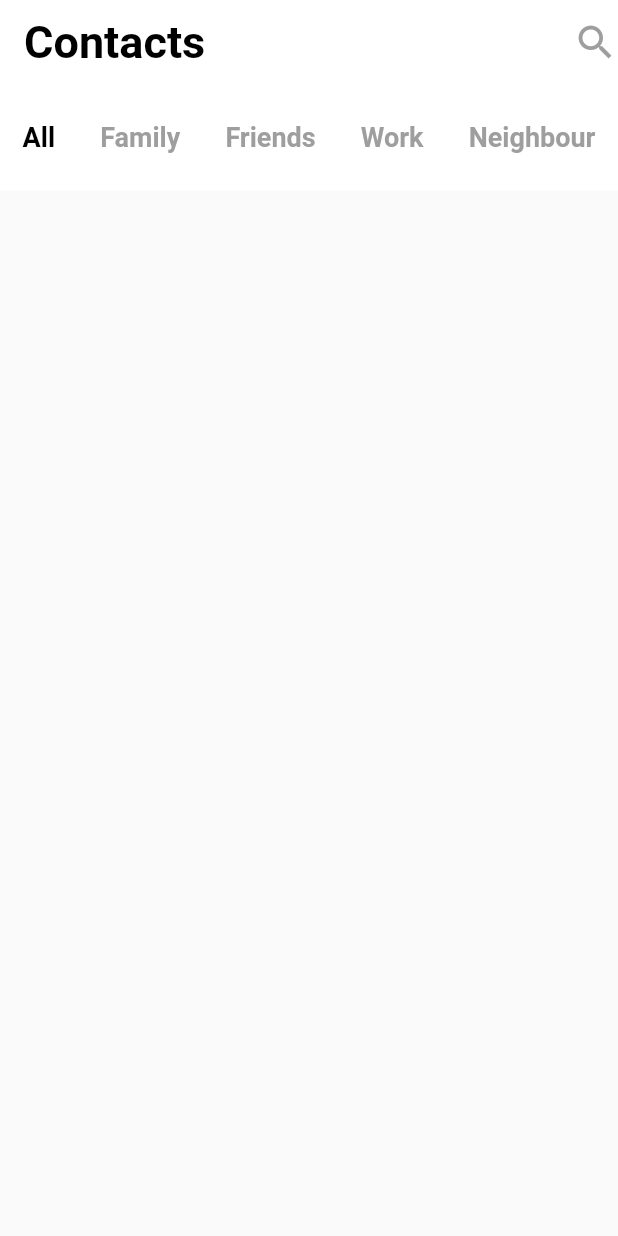
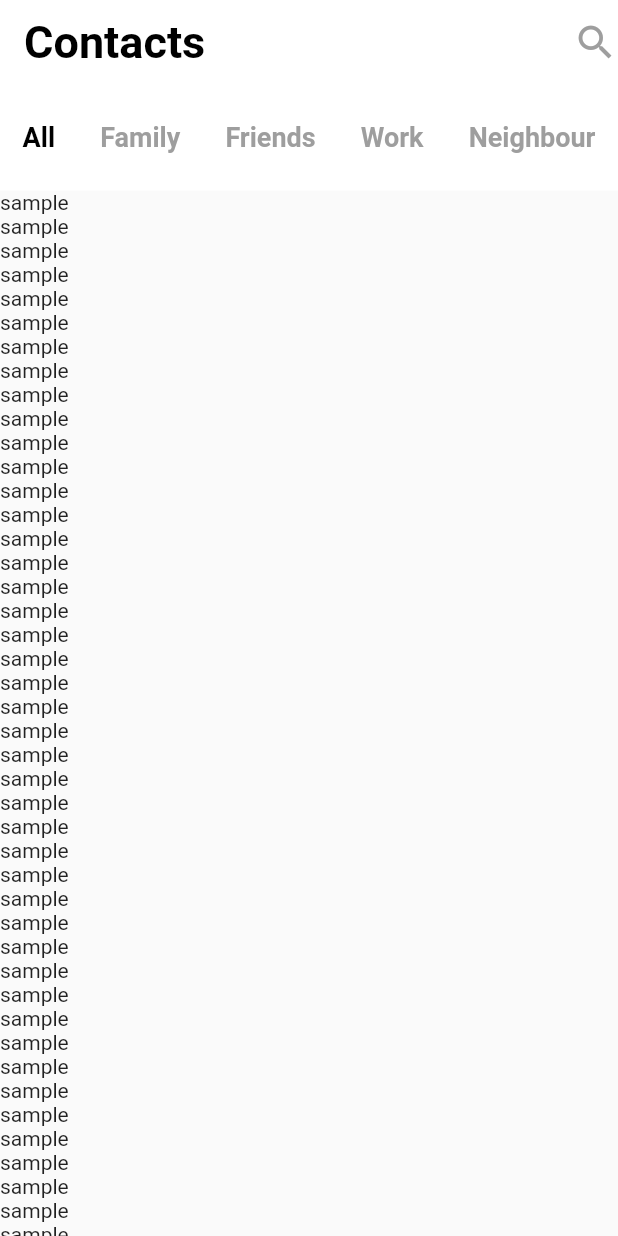
Before and after one commit to tajulasri/flutter-traning, a Flutter app: the screen it shows after launch, on a phone screen of 412 x 824 dp. Run offline on Flutter 3.47's test engine with Material 2 defaults, Android fonts, the phone set to English and light mode, and no system bars.

Commit message:
container wrap listview

```diff
--- a/lib/main.dart
+++ b/lib/main.dart
@@ -93,6 +93,9 @@ class _MyHomePageState extends State<MyHomePage> {
         ],
       ),
       body: Container(
+        child: Column(
+          children: <Widget>[
+            Container(
               color: Colors.white,
               padding: EdgeInsets.symmetric(vertical: 25),
               child: Row(
@@ -117,6 +120,31 @@ class _MyHomePageState extends State<MyHomePage> {
                 }).toList(),
               ),
             ),
+            FutureBuilder(
+                initialData: null,
+                future: _getJson(),
+                builder: (context, snapshot) {
+                  if (snapshot.data == null) {
+                    return Container(
+                      height: 300,
+                      child: Center(child: CircularProgressIndicator()),
+                    );
+                  } else {
+                    List<dynamic> _contact = jsonDecode(snapshot.data);
+                    return Container(
+                      height: 1000,
+                      child: ListView.builder(
+                        itemCount: snapshot.data.length,
+                        itemBuilder: (BuildContext context, int index) {
+                          return Text("sample");
+                        },
+                      ),
+                    );
+                  }
+                })
+          ],
+        ),
+      ),
       bottomNavigationBar: BottomAppBar(),
     );
   }
```
Lines whose indentation alone changed are shown as unchanged.
